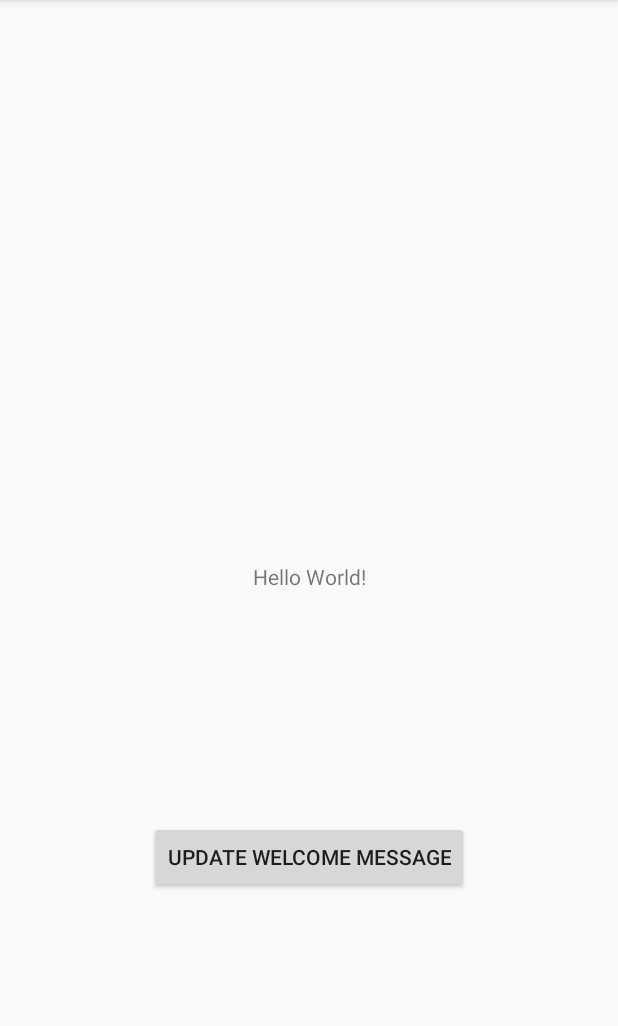
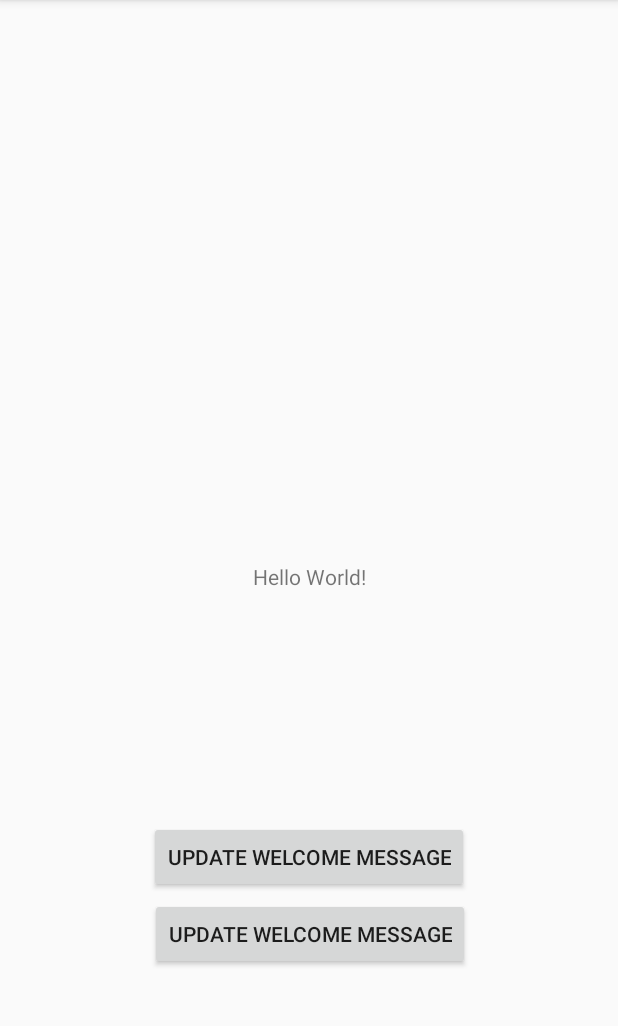
Before and after one commit to Aayush005/KotlinButton, an Android app: the screen it shows after launch (MainActivity), on a phone screen of 412 x 824 dp, the part 84-1110 px from its top. Run offline under Robolectric (Android 15) with nearby library versions, the phone set to English and light mode, and no system bars.

Commit message:
updated blog

```diff
--- /dev/null
+++ b/app/src/main/java/com/sekreative/myapplication/Interface.kt
@@ -0,0 +1,9 @@
+package com.sekreative.myapplication
+
+
+interface Interface  {
+    var myVar: String            // abstract property
+
+    fun hello() {
+    }
+}
--- a/app/src/main/java/com/sekreative/myapplication/MainActivity.kt
+++ b/app/src/main/java/com/sekreative/myapplication/MainActivity.kt
@@ -4,12 +4,20 @@ import android.support.v7.app.AppCompatActivity
 import android.os.Bundle
 import kotlinx.android.synthetic.main.activity_main.*
 
-class MainActivity : AppCompatActivity() {
+class MainActivity : AppCompatActivity(), Interface{
+
+    override var myVar: String = "Worked!"
 
     override fun onCreate(savedInstanceState: Bundle?) {
         super.onCreate(savedInstanceState)
         setContentView(R.layout.activity_main)
 
         updateButton.setOnClickListener { welcomeTextView.text = "Kotlin is so Easy!" }
+
+        hello()
+    }
+
+    override fun hello() {
+        updateButton2.setOnClickListener { welcomeTextView.text = "Interface " + myVar}
     }
 }
--- a/app/src/main/res/layout/activity_main.xml
+++ b/app/src/main/res/layout/activity_main.xml
@@ -27,4 +27,15 @@
             app:layout_constraintTop_toTopOf="@id/welcomeTextView"
             app:layout_constraintBottom_toBottomOf="parent" />
 
+    <Button
+            android:id="@+id/updateButton2"
+            android:layout_width="wrap_content"
+            android:layout_height="wrap_content"
+            android:text="Update welcome message"
+            app:layout_constraintLeft_toLeftOf="parent"
+            app:layout_constraintRight_toRightOf="parent"
+            app:layout_constraintTop_toTopOf="@id/welcomeTextView"
+            app:layout_constraintBottom_toBottomOf="parent" app:layout_constraintHorizontal_bias="0.502"
+            app:layout_constraintVertical_bias="0.648"/>
+
 </android.support.constraint.ConstraintLayout>
```
